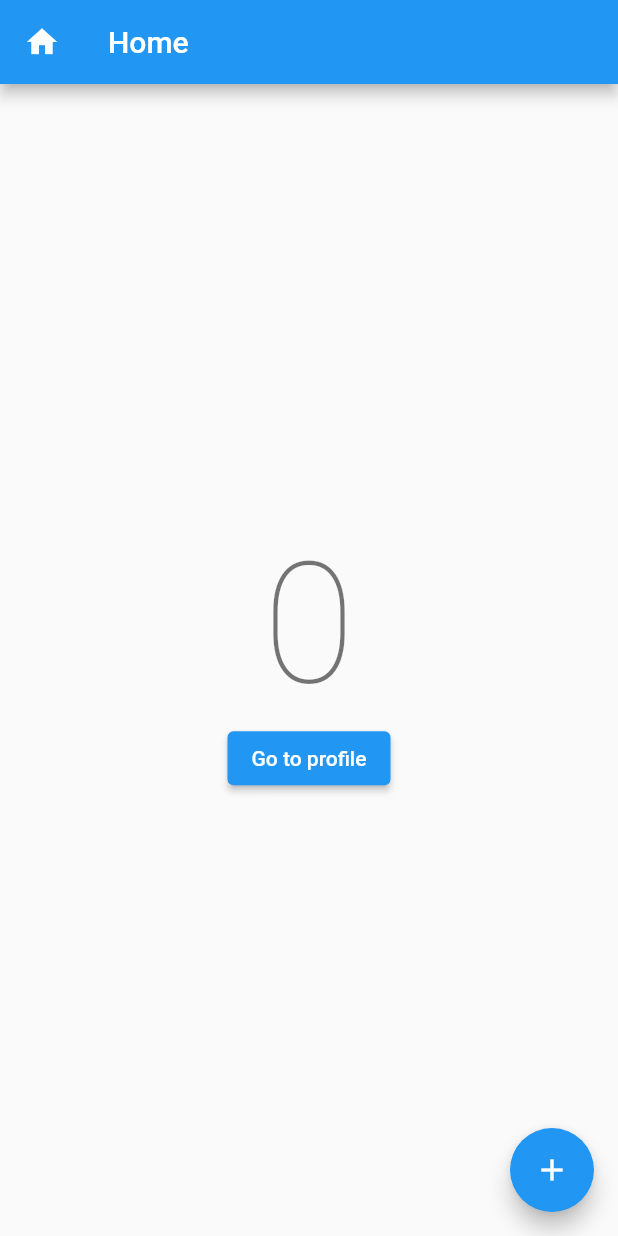
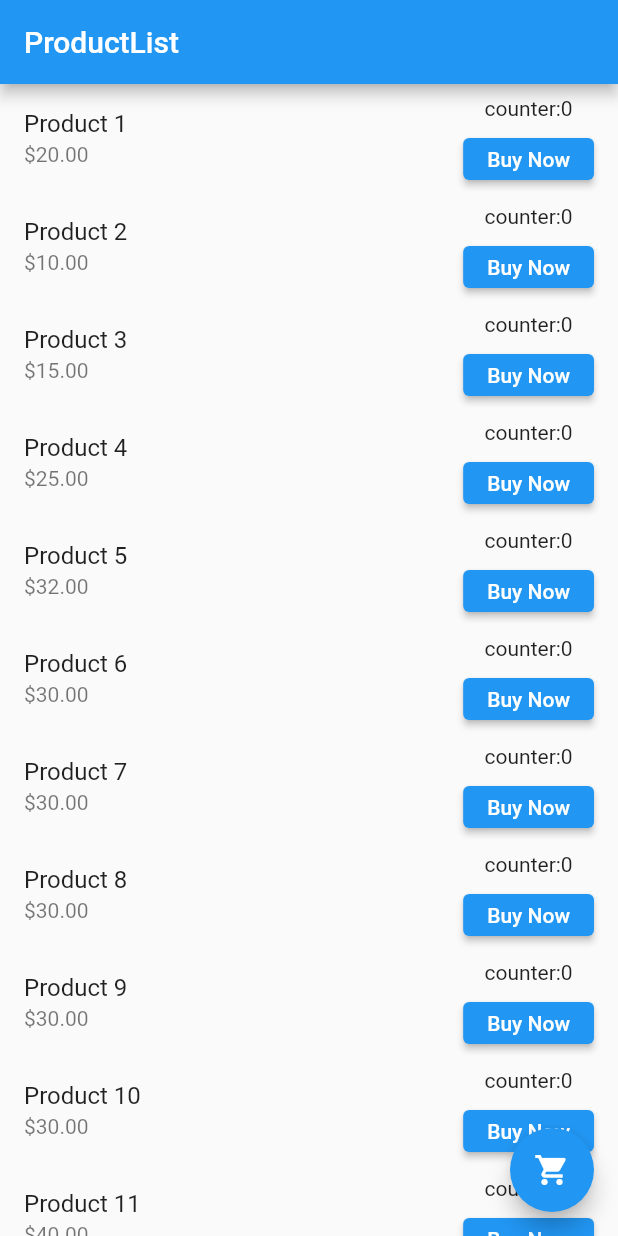
Before and after one commit to myself-Fahim/Ostad-Flutter, a Flutter app: the screen it shows after launch, on a phone screen of 412 x 824 dp. Run offline on Flutter 3.47's test engine with Material 2 defaults, Android fonts, the phone set to English and light mode, and no system bars.

Commit message:
Assignment Added

```diff
--- a/lib/main.dart
+++ b/lib/main.dart
@@ -1,11 +1,11 @@
-import 'package:flutter/cupertino.dart';
 import 'package:flutter/material.dart';
+import 'package:flutter/rendering.dart';
+import 'package:flutter_project/Extension.dart';
 
-void main(){
-  runApp(
-      MyApp()
-  );
+void main() {
+  runApp(MyApp());
 }
+
 class MyApp extends StatelessWidget {
   const MyApp({super.key});
 
@@ -13,102 +13,124 @@ class MyApp extends StatelessWidget {
   Widget build(BuildContext context) {
     return MaterialApp(
       debugShowCheckedModeBanner: false,
-      home:CounterScreen()
+      home: ProductlistScreen(),
     );
   }
 }
-class CounterScreen extends StatefulWidget {
-  const CounterScreen({super.key});
+
+class ProductlistScreen extends StatefulWidget {
+  const ProductlistScreen({super.key});
+
   @override
-  State<CounterScreen> createState() => _CounterScreenState();
+  State<ProductlistScreen> createState() => _ProductlistScreenState();
 }
 
-class _CounterScreenState extends State<CounterScreen> {
-  int counter=0;
+class _ProductlistScreenState extends State<ProductlistScreen> {
+  List Product = [
+    {"Name": "Product 1",  "Price": "\$20.00"},
+    {"Name": "Product 2",  "Price": "\$10.00"},
+    {"Name": "Product 3",  "Price": "\$15.00"},
+    {"Name": "Product 4",  "Price": "\$25.00"},
+    {"Name": "Product 5",  "Price": "\$32.00"},
+    {"Name": "Product 6",  "Price": "\$30.00"},
+    {"Name": "Product 7",  "Price": "\$30.00"},
+    {"Name": "Product 8",  "Price": "\$30.00"},
+    {"Name": "Product 9",  "Price": "\$30.00"},
+    {"Name": "Product 10", "Price":"\$30.00"},
+    {"Name": "Product 11", "Price":"\$40.00"},
+    {"Name": "Product 12", "Price":"\$10.00"},
+    {"Name": "Product 13", "Price":"\$5.00"},
+    {"Name": "Product 14", "Price":"\$70.00"},
+    {"Name": "Product 15", "Price":"\$9.00"},
+  ];
+  List counter = List.filled(15, 0);
+  int count = 0;
+
   @override
   Widget build(BuildContext context) {
     return Scaffold(
       appBar: AppBar(
-        title: Text('Home'),
-        leading: Icon(Icons.home),
+        title: Text('ProductList'),
       ),
-
-      body:Center(
-        child:Column(
-          mainAxisAlignment: MainAxisAlignment.center,
+      body: ListView.builder(
+        itemCount: Product.length,
+        itemBuilder: (context, index) {
+          return ListTile(
+            title: Text(Product[index]["Name"]),
+            subtitle: Text(Product[index]["Price"]),
+            trailing: Column(
               children: [
-            Text('$counter',style: Theme.of(context).textTheme.displayLarge),
-            ElevatedButton(onPressed: (){
-              Navigator.push(
-                context,
-                MaterialPageRoute(
-                    builder:(context) => ProfileScreen(username:'Ash_Fahim')
+                Expanded(child: Text('counter:${counter[index]}')),
+                Expanded(
+                    child: ElevatedButton(
+                        onPressed: () {
+                          count++;
+                          counter[index]++;
+                          setState(() {});
+                          if (counter[index] == 5) {
+                            showDialog(
+                                context: context,
+                                builder: (context) => AlertDialog(
+                                      title: Text('Congratulation!'),
+                                      content: Text(
+                                          'You Have bought 5 ${Product[index]["Name"]}!'),
+                                      actions: [
+                                        TextButton(
+                                            onPressed: () {
+                                              Navigator.pop(context);
+                                            },
+                                            child: Text('Ok'))
+                                      ],
+                                    ));
+                          }
+                        },
+                        child: Text('Buy Now')))
+              ],
             ),
           );
-
-            }, child:Text('Go to profile')
-            )
-          ],
+        },
       ),
-        // child:Column(
-        //   mainAxisAlignment: MainAxisAlignment.center,
-        //   children: [
-        //     Text('$counter',style: Theme.of(context).textTheme.displayLarge,),
-        //     IconButton(onPressed: (){
-        //       counter+=1;
-        //       setState(() {
-        //       });
-        //     },
-        //         icon: Icon(Icons.add)),
-        //     TextButton(onPressed: (){
-        //       counter=0;
-        //       setState(() {});
-        //     }, child: Text('Reset')
-        //     )
-        //   ],
-        // ),
+      floatingActionButton: FloatingActionButton(
+        onPressed: () {
+          Navigator.push(context,
+              MaterialPageRoute(builder: (context) => CartScreen(count)));
+        },
+        child: Icon(Icons.local_grocery_store),
       ),
-      floatingActionButton:FloatingActionButton(
-        onPressed: (){
-          counter+=1;
-          setState(() {});
-        },
-        child: Icon(Icons.add),
-      )
     );
   }
 }
 
-///widget Class
-class ProfileScreen extends StatefulWidget {
-  final String username;
-  const ProfileScreen({super.key,required this.username});
+class CartScreen extends StatefulWidget {
+  final int number;
+
+  CartScreen(this.number);
 
   @override
-  State<ProfileScreen> createState() => _ProfileScreenState();
+  State<CartScreen> createState() => _CartScreenState();
 }
 
-///State class
-class _ProfileScreenState extends State<ProfileScreen> {
+class _CartScreenState extends State<CartScreen> {
   @override
   Widget build(BuildContext context) {
     return Scaffold(
       appBar: AppBar(
-        title: Text('ProfileScreen'),
+        title: Text('Cart'),
         centerTitle: true,
       ),
       body: Center(
           child: Column(
         mainAxisAlignment: MainAxisAlignment.center,
         children: [
-            Text(widget.username,style: TextStyle(
-              fontSize: 22,
-              fontWeight: FontWeight.w600
+          Text(
+            'Total Product :${widget.number}',
+            style: TextStyle(
+              fontSize: 20,
+              fontWeight: FontWeight.w600,
             ),
           ),
         ],
-        ),
-      ),
+      )),
     );
   }
 }
```
Lines whose indentation alone changed are shown as unchanged.
